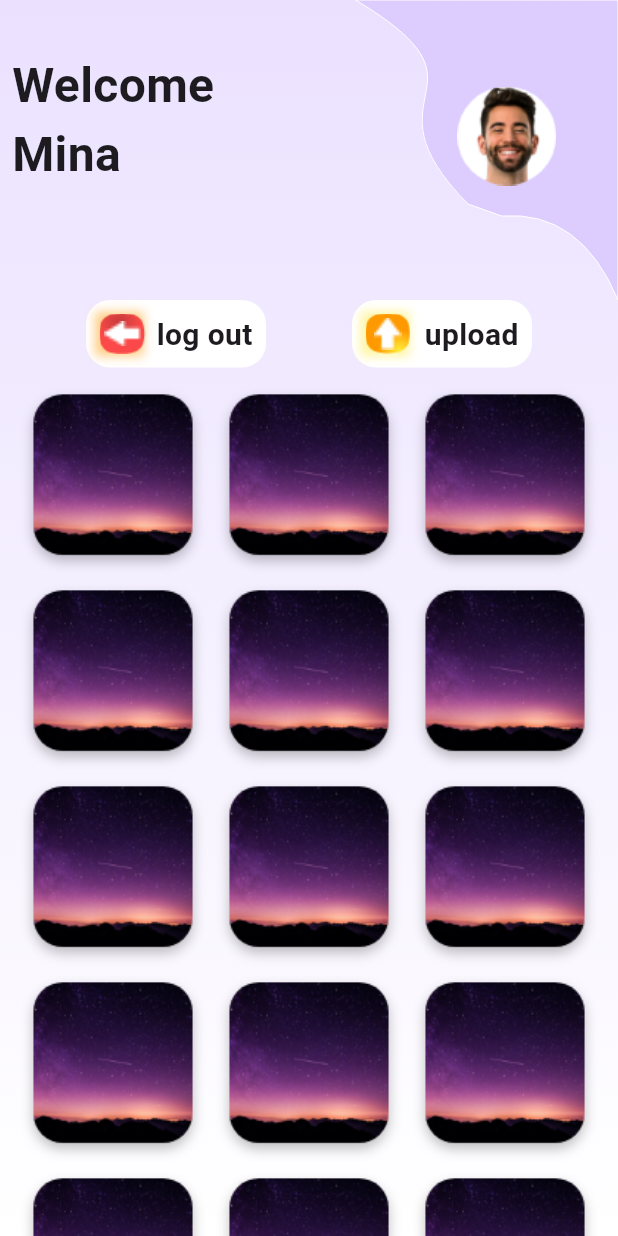
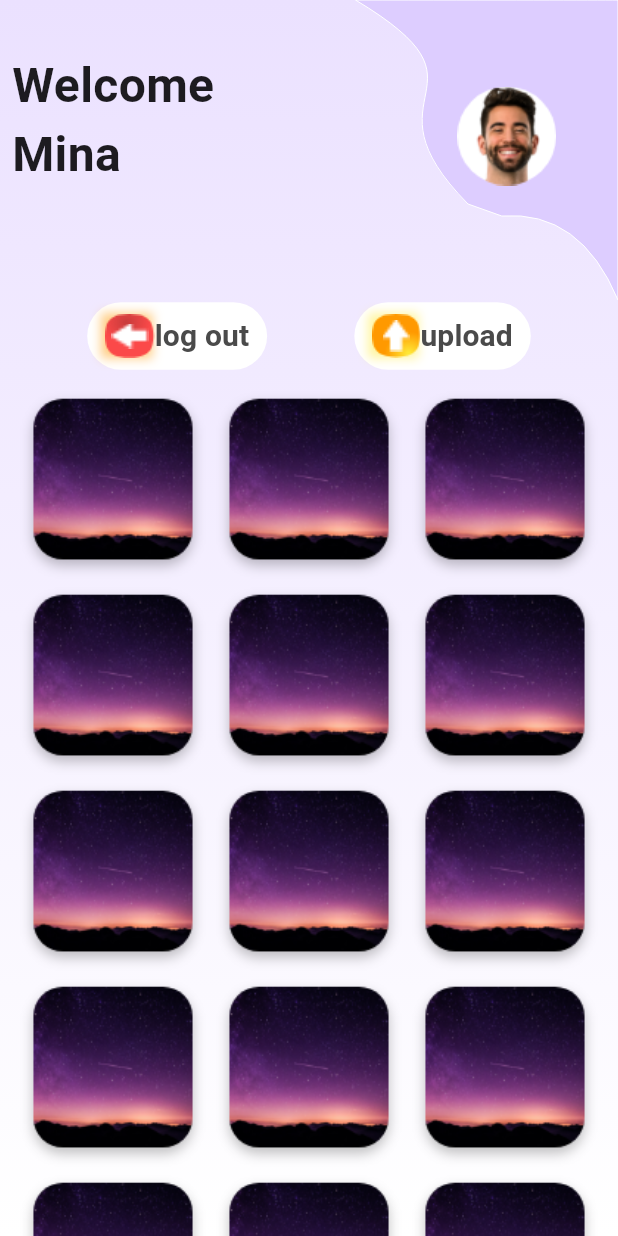
Before and after one commit to MustafaSheeha/ProMinaTask, a Flutter app: the HomeView screen opened by its route, on a phone screen of 412 x 824 dp. Run offline on Flutter 3.47's test engine with Material 3 defaults, Android fonts, the phone set to English and light mode, and no system bars; our stand-ins replace dio, get, shared_preferences; accounts and stored records are empty; project files that could hold a hidden picture were left out.

Commit message:
Refactor logout and upload widgets
- Replaced Container with TextButton for better accessibility and user experience
- Changed text color to AppColors.darkGrey for better visibility
- Removed unnecessary import statement in upload_widget.dart file

```diff
--- a/lib/features/home/view/widgets/logout_widget.dart
+++ b/lib/features/home/view/widgets/logout_widget.dart
@@ -14,21 +14,20 @@ class LogoutWidget extends StatelessWidget {
 
   @override
   Widget build(BuildContext context) {
-    return Container(
-      height: 45,
-      width: 120,
-      padding: const EdgeInsets.all(9),
-      decoration: BoxDecoration(
-        color: AppColors.white,
-        borderRadius: BorderRadius.circular(16),
+    return TextButton(
+      style: ButtonStyle(
+        backgroundColor: WidgetStateProperty.all(AppColors.white),
       ),
+      onPressed: () {
+
+      },
       child: Row(
         mainAxisAlignment: MainAxisAlignment.spaceBetween,
         children: [
           const LogoutIconWidget(),
           TextWidget(
             text: AppStrings.logout,
-            style: AppTextStyles.balooThambi2.copyWith(fontSize: 20),
+            style: AppTextStyles.balooThambi2.copyWith(fontSize: 20,color: AppColors.darkGrey),
           )
         ],
       ),
--- a/lib/features/home/view/widgets/upload_widget.dart
+++ b/lib/features/home/view/widgets/upload_widget.dart
@@ -1,4 +1,3 @@
-
 import 'package:flutter/material.dart';
 
 import '../../../../core/constants/app_colors.dart';
@@ -14,21 +13,18 @@ class UploadWidget extends StatelessWidget {
 
   @override
   Widget build(BuildContext context) {
-    return Container(
-      height: 45,
-      width: 120,
-      padding: const EdgeInsets.all(9),
-      decoration: BoxDecoration(
-        color: AppColors.white,
-        borderRadius: BorderRadius.circular(16),
+    return TextButton(
+      style: ButtonStyle(
+        backgroundColor: WidgetStateProperty.all(AppColors.white),
       ),
+      onPressed: () {},
       child: Row(
         mainAxisAlignment: MainAxisAlignment.spaceBetween,
         children: [
           const UploadIconWidget(),
           TextWidget(
             text: AppStrings.upload,
-            style: AppTextStyles.balooThambi2.copyWith(fontSize: 20),
+            style: AppTextStyles.balooThambi2.copyWith(fontSize: 20,color: AppColors.darkGrey),
           )
         ],
       ),
```
